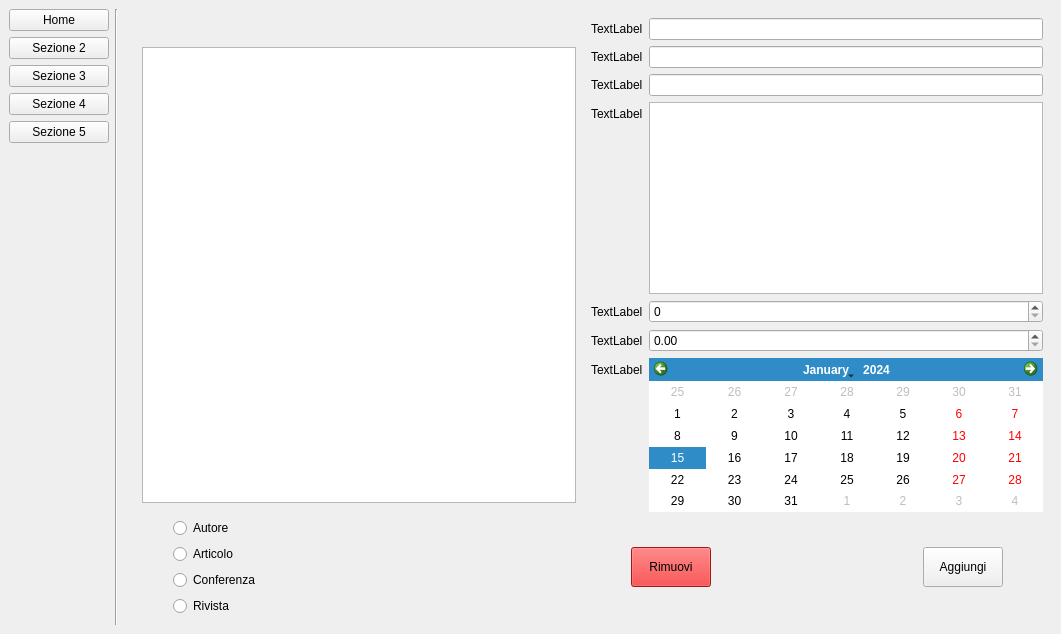
Above: Progetto/mainwindow.ui from simoven/ProgettoPO before the change. Below: the same form after it.
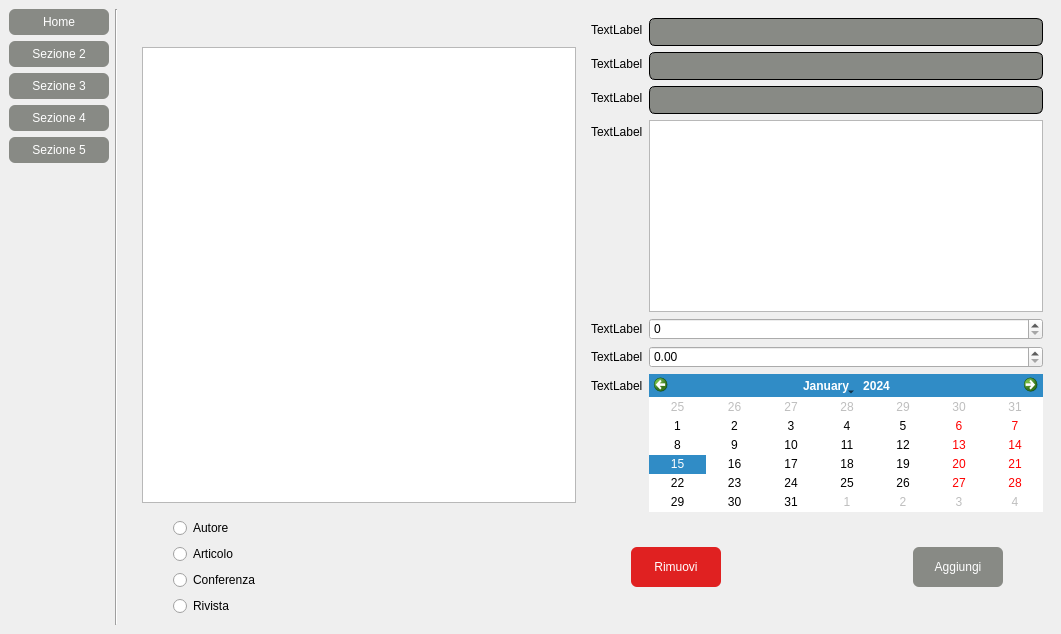
That is the form after the change.

```diff
--- a/Progetto/mainwindow.ui
+++ b/Progetto/mainwindow.ui
@@ -14,7 +14,20 @@
    <string>MainWindow</string>
   </property>
   <property name="styleSheet">
-   <string notr="true"/>
+   <string notr="true">QPushButton {
+	border-radius : 6px;
+	color : white;
+	background-color :  rgb(136, 138, 133);
+}
+
+QLineEdit {
+	border-radius : 6px;
+	border : 1px solid black;
+	color : white;
+	background-color :  rgb(136, 138, 133);
+	padding : 5px;
+
+}</string>
   </property>
   <widget class="QWidget" name="centralwidget">
    <layout class="QHBoxLayout" name="horizontalLayout">
@@ -25,7 +38,7 @@
         <property name="minimumSize">
          <size>
           <width>100</width>
-          <height>0</height>
+          <height>26</height>
          </size>
         </property>
         <property name="maximumSize">
@@ -44,7 +57,7 @@
         <property name="minimumSize">
          <size>
           <width>100</width>
-          <height>0</height>
+          <height>26</height>
          </size>
         </property>
         <property name="maximumSize">
@@ -63,7 +76,7 @@
         <property name="minimumSize">
          <size>
           <width>100</width>
-          <height>0</height>
+          <height>26</height>
          </size>
         </property>
         <property name="maximumSize">
@@ -82,7 +95,7 @@
         <property name="minimumSize">
          <size>
           <width>100</width>
-          <height>0</height>
+          <height>26</height>
          </size>
         </property>
         <property name="maximumSize">
@@ -101,7 +114,7 @@
         <property name="minimumSize">
          <size>
           <width>100</width>
-          <height>0</height>
+          <height>26</height>
          </size>
         </property>
         <property name="maximumSize">
@@ -117,6 +130,12 @@
       </item>
       <item>
        <spacer name="verticalSpacer">
+        <property name="minimumSize">
+         <size>
+          <width>0</width>
+          <height>25</height>
+         </size>
+        </property>
         <property name="orientation">
          <enum>Qt::Vertical</enum>
         </property>
@@ -143,6 +162,9 @@
        <number>0</number>
       </property>
       <widget class="QWidget" name="pageMain">
+       <property name="styleSheet">
+        <string notr="true"/>
+       </property>
        <layout class="QHBoxLayout" name="horizontalLayout_4">
         <item>
          <layout class="QGridLayout" name="gridLayout">
@@ -204,7 +226,14 @@
                </widget>
               </item>
               <item row="0" column="1">
-               <widget class="QLineEdit" name="lineEdit1"/>
+               <widget class="QLineEdit" name="lineEdit1">
+                <property name="minimumSize">
+                 <size>
+                  <width>0</width>
+                  <height>26</height>
+                 </size>
+                </property>
+               </widget>
               </item>
               <item row="1" column="0">
                <widget class="QLabel" name="label2">
@@ -214,7 +243,14 @@
                </widget>
               </item>
               <item row="1" column="1">
-               <widget class="QLineEdit" name="lineEdit2"/>
+               <widget class="QLineEdit" name="lineEdit2">
+                <property name="minimumSize">
+                 <size>
+                  <width>0</width>
+                  <height>26</height>
+                 </size>
+                </property>
+               </widget>
               </item>
               <item row="2" column="0">
                <widget class="QLabel" name="label3">
@@ -224,7 +260,14 @@
                </widget>
               </item>
               <item row="2" column="1">
-               <widget class="QLineEdit" name="lineEdit3"/>
+               <widget class="QLineEdit" name="lineEdit3">
+                <property name="minimumSize">
+                 <size>
+                  <width>0</width>
+                  <height>26</height>
+                 </size>
+                </property>
+               </widget>
               </item>
               <item row="3" column="0">
                <widget class="QLabel" name="label4">
@@ -382,7 +425,7 @@
              <widget class="QPushButton" name="bottoneRimuovi">
               <property name="minimumSize">
                <size>
-                <width>70</width>
+                <width>90</width>
                 <height>40</height>
                </size>
               </property>
@@ -417,7 +460,7 @@
              <widget class="QPushButton" name="bottoneAggiungi">
               <property name="minimumSize">
                <size>
-                <width>70</width>
+                <width>90</width>
                 <height>40</height>
                </size>
               </property>
```
Left out of the diff: 13 changed lines with no effect on the pictures.
